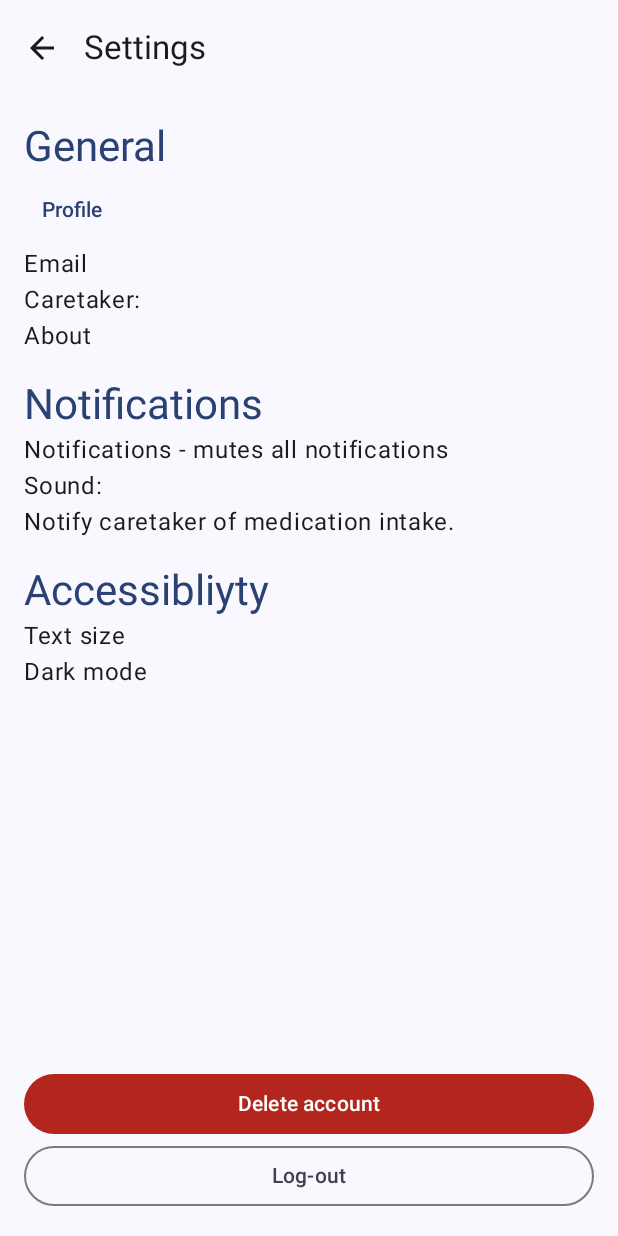
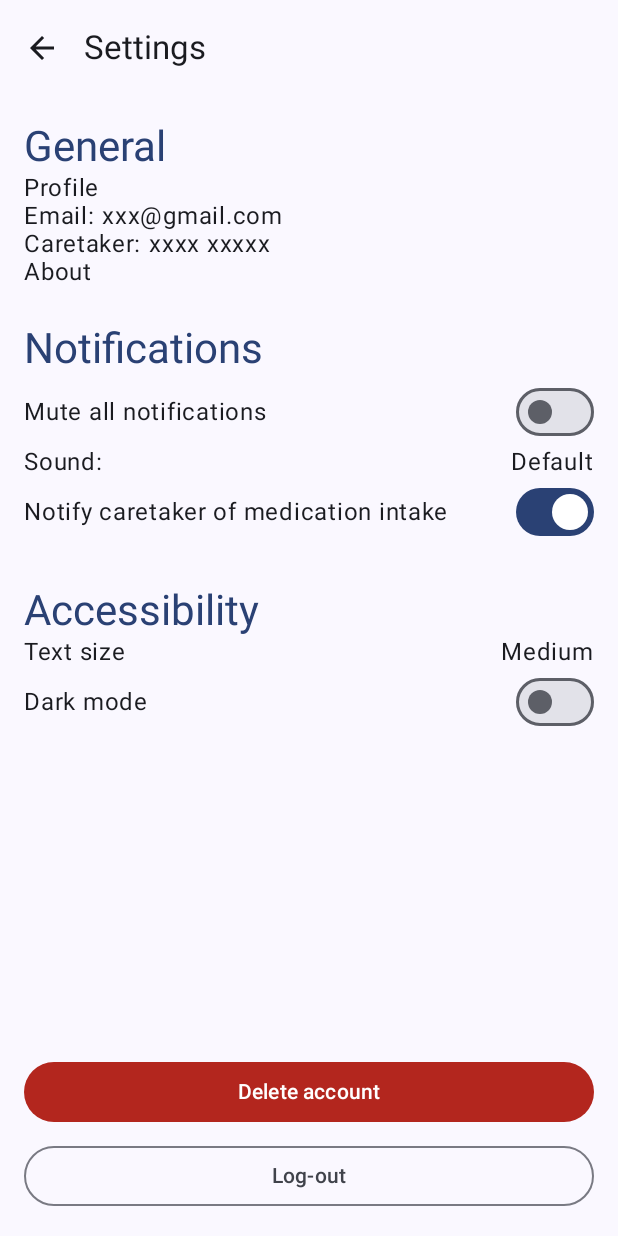
Before and after one commit to JakubSmilowski/Medication-adherence-app, an Android app built with Jetpack Compose: the SettingsScreen screen opened through its navigation route, on a phone screen of 412 x 824 dp. Run offline under Robolectric (Android 15) with nearby library versions, the phone set to English and light mode, and no system bars.

Commit message:
added toogles and some styling

```diff
--- a/app/src/main/java/com/group7/medicationadherenceapp/SettingsScreen.kt
+++ b/app/src/main/java/com/group7/medicationadherenceapp/SettingsScreen.kt
@@ -1,42 +1,21 @@
 package com.group7.medicationadherenceapp
 
-import android.R
-import android.provider.CalendarContract
-import android.view.View
-import androidx.compose.foundation.background
+import androidx.compose.foundation.clickable
 import androidx.compose.foundation.layout.Arrangement
 import androidx.compose.foundation.layout.Column
+import androidx.compose.foundation.layout.Row
 import androidx.compose.foundation.layout.Spacer
 import androidx.compose.foundation.layout.fillMaxSize
 import androidx.compose.foundation.layout.fillMaxWidth
 import androidx.compose.foundation.layout.height
 import androidx.compose.foundation.layout.padding
-import androidx.compose.foundation.layout.size
 import androidx.compose.material.icons.Icons
 import androidx.compose.material.icons.filled.ArrowBack
-import androidx.compose.material3.Button
-import androidx.compose.material3.ButtonColors
-import androidx.compose.material3.ButtonDefaults
-import androidx.compose.material3.ExperimentalMaterial3Api
-import androidx.compose.material3.FilledIconButton
-import androidx.compose.material3.Icon
-import androidx.compose.material3.IconButton
-import androidx.compose.material3.MaterialTheme
-import androidx.compose.material3.OutlinedButton
-import androidx.compose.material3.Scaffold
-import androidx.compose.material3.Text
-import androidx.compose.material3.TextButton
-import androidx.compose.material3.TopAppBar
-import androidx.compose.runtime.Composable
-import androidx.compose.runtime.getValue
-import androidx.compose.runtime.mutableStateOf
+import androidx.compose.material3.*
+import androidx.compose.runtime.*
 import androidx.compose.runtime.saveable.rememberSaveable
-import androidx.compose.runtime.setValue
 import androidx.compose.ui.Alignment
 import androidx.compose.ui.Modifier
-import androidx.compose.ui.graphics.Color
-import androidx.compose.ui.layout.VerticalAlignmentLine
-import androidx.compose.ui.modifier.modifierLocalConsumer
 import androidx.compose.ui.tooling.preview.Preview
 import androidx.compose.ui.unit.dp
 import androidx.navigation.NavController
@@ -50,6 +29,9 @@ fun SettingsScreen(nav: NavController) {
 
     var deleteAccountIsToggled by rememberSaveable { mutableStateOf(false) }
 
+    var areNotificationsMuted by rememberSaveable { mutableStateOf(false) }
+    var notifyCaretaker by rememberSaveable { mutableStateOf(true) }
+    var isDarkMode by rememberSaveable { mutableStateOf(false) }
 
     Scaffold(
         topBar = {
@@ -62,9 +44,7 @@ fun SettingsScreen(nav: NavController) {
                 }
             )
         },
-
-
-        ) { innerPadding ->
+    ) { innerPadding ->
         Column(
             modifier = Modifier
                 .fillMaxSize()
@@ -80,80 +60,116 @@ fun SettingsScreen(nav: NavController) {
                     style = MaterialTheme.typography.headlineMedium,
                     color = MaterialTheme.colorScheme.primary
                 )
-                TextButton (
-                    onClick = { nav.navigate(Dest.PROFILE) }
-                ) {
-                    Text("Profile")
+                Text(
+                    text = "Profile",
+                    modifier = Modifier.clickable { nav.navigate(Dest.PROFILE) },
+                    style = MaterialTheme.typography.bodyLarge
+                )
+                Row {
+                    Text("Email: ", style = MaterialTheme.typography.bodyLarge)
+                    Text("xxx@gmail.com", style = MaterialTheme.typography.bodyLarge) // Placeholder for actual email
                 }
+                Row {
+                    Text("Caretaker: ", style = MaterialTheme.typography.bodyLarge)
+                    Text("xxxx xxxxx", style = MaterialTheme.typography.bodyLarge) // Placeholder for actual caretaker name
+                }
+                Text("About", style = MaterialTheme.typography.bodyLarge)
 
-                Text("Email")
-                Text("Caretaker: ") //Here caretaker will be displaied
-                Text("About")
-                Spacer(
-                    modifier = Modifier
-                        .fillMaxWidth()
-                        .height(16.dp)
-                )
+                Spacer(modifier = Modifier.height(24.dp))
+
                 Text(
                     text = "Notifications",
                     style = MaterialTheme.typography.headlineMedium,
                     color = MaterialTheme.colorScheme.primary
-                ) // Headder
-                Text("Notifications - mutes all notifications ") // On/off
-                Text("Sound: ")
-                Text("Notify caretaker of medication intake.")
-                Spacer(
-                    modifier = Modifier
-                        .fillMaxWidth()
-                        .height(16.dp)
                 )
+                Row(
+                    modifier = Modifier.fillMaxWidth(),
+                    horizontalArrangement = Arrangement.SpaceBetween,
+                    verticalAlignment = Alignment.CenterVertically
+                ) {
+                    Text("Mute all notifications", style = MaterialTheme.typography.bodyLarge)
+                    Switch(
+                        checked = areNotificationsMuted,
+                        onCheckedChange = { areNotificationsMuted = it }
+                    )
+                }
+                Row(
+                    modifier = Modifier.fillMaxWidth(),
+                    horizontalArrangement = Arrangement.SpaceBetween,
+                    verticalAlignment = Alignment.CenterVertically
+                ) {
+                    Text("Sound: ", style = MaterialTheme.typography.bodyLarge)
+                    Text("Default", style = MaterialTheme.typography.bodyLarge) // Placeholder for dropdown
+                }
+                Row(
+                    modifier = Modifier.fillMaxWidth(),
+                    horizontalArrangement = Arrangement.SpaceBetween,
+                    verticalAlignment = Alignment.CenterVertically
+                ) {
+                    Text("Notify caretaker of medication intake", style = MaterialTheme.typography.bodyLarge)
+                    Switch(
+                        checked = notifyCaretaker,
+                        onCheckedChange = { notifyCaretaker = it }
+                    )
+                }
+
+                Spacer(modifier = Modifier.height(24.dp))
+
+
                 Text(
-                    text = "Accessibliyty",
+                    text = "Accessibility",
                     style = MaterialTheme.typography.headlineMedium,
                     color = MaterialTheme.colorScheme.primary
                 )
-                Text("Text size")
-                Text("Dark mode") // button or smth
-                Spacer(
-                    modifier = Modifier
-                        .fillMaxWidth()
-                        .height(16.dp)
-                )
-
-
+                Row(
+                    modifier = Modifier.fillMaxWidth(),
+                    horizontalArrangement = Arrangement.SpaceBetween,
+                    verticalAlignment = Alignment.CenterVertically
+                ) {
+                    Text("Text size", style = MaterialTheme.typography.bodyLarge)
+                    Text("Medium", style = MaterialTheme.typography.bodyLarge) // Placeholder for dropdown
+                }
+                Row(
+                    modifier = Modifier.fillMaxWidth(),
+                    horizontalArrangement = Arrangement.SpaceBetween,
+                    verticalAlignment = Alignment.CenterVertically
+                ) {
+                    Text("Dark mode", style = MaterialTheme.typography.bodyLarge)
+                    Switch(
+                        checked = isDarkMode,
+                        onCheckedChange = { isDarkMode = it }
+                    )
+                }
             }
 
+            // BOTTOM BUTTONS
             Column(
                 modifier = Modifier.fillMaxWidth(),
                 horizontalAlignment = Alignment.CenterHorizontally,
-
-                ) {
+                verticalArrangement = Arrangement.spacedBy(8.dp)
+            ) {
                 Button(
                     onClick = {
                         deleteAccountIsToggled = !deleteAccountIsToggled
-
                     },
                     modifier = Modifier.fillMaxWidth(),
                     colors = ButtonDefaults.buttonColors(
                         contentColor = MaterialTheme.colorScheme.onError,
                         containerColor = MaterialTheme.colorScheme.error,
                     )
-
                 ) {
                     Text("Delete account")
                 }
                 OutlinedButton(
                     onClick = { nav.navigate(Dest.LOGIN) },
                     modifier = Modifier.fillMaxWidth(),
-
-                    ) {
+                ) {
                     Text("Log-out")
                 }
             }
         }
     }
 }
-
 
 @Preview(showBackground = true, name = "Settings Screen Preview")
 @Composable
```
